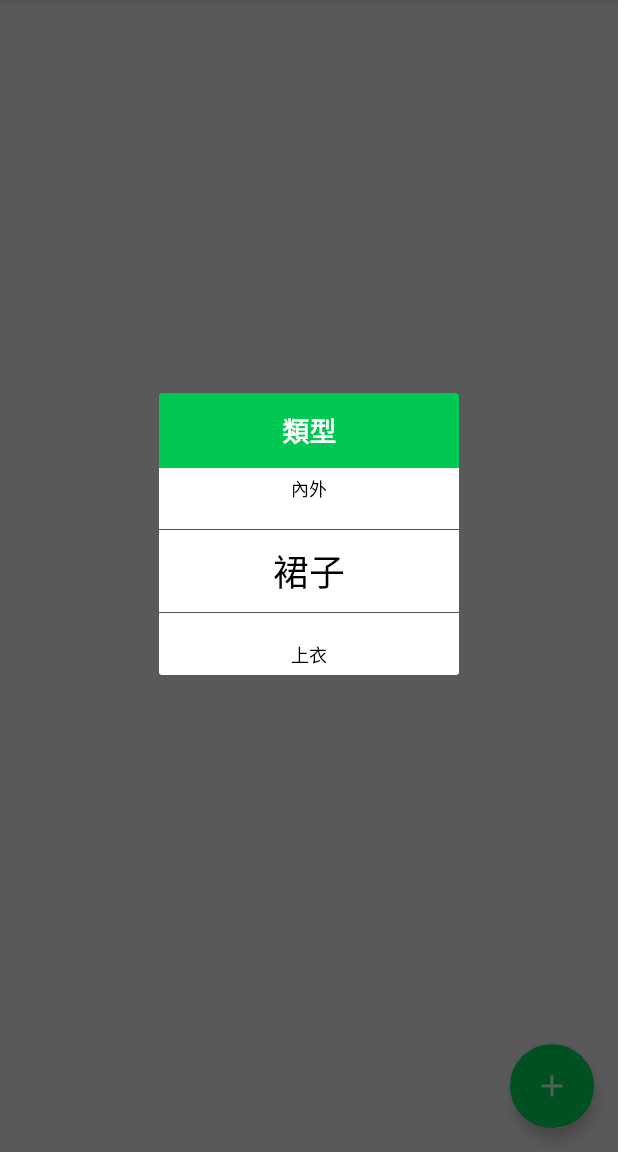
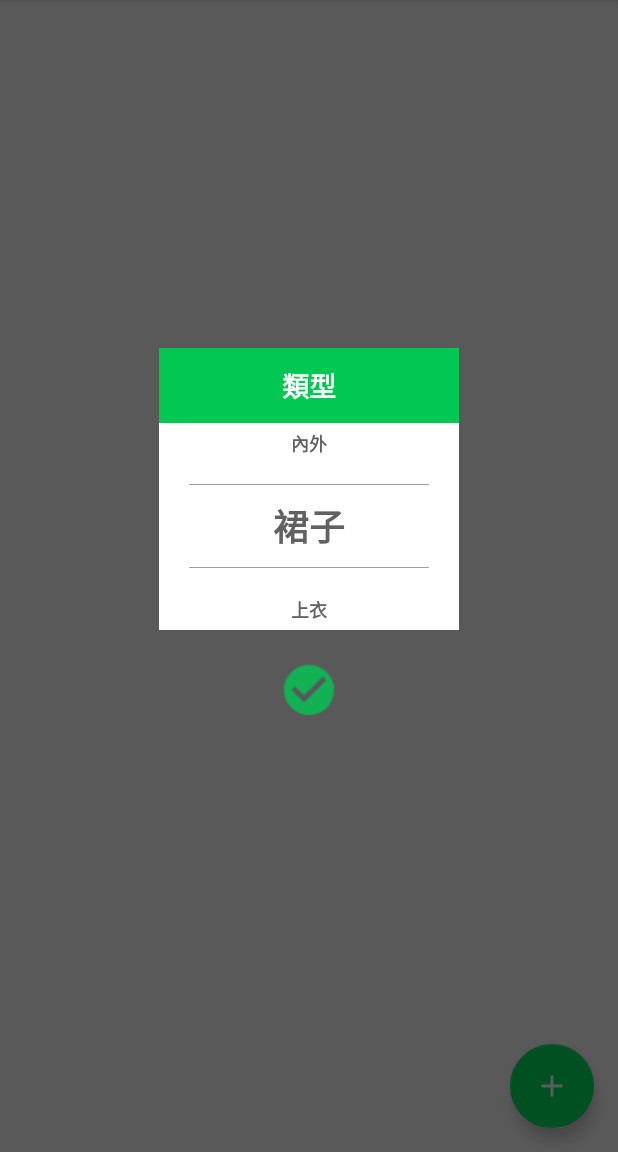
Before and after one commit to jcchen07944/GoodsManager, an Android app: the screen it shows after launch (MainActivity), after a tap on an icon or button, on a phone screen of 412 x 824 dp, the part 84-1236 px from its top. Run offline under Robolectric (Android 15) with nearby library versions, the phone set to English and light mode, and no system bars.

Commit message:
Adjust some color and add button to dialog.

```diff
--- a/app/src/main/java/jcchen/goodsmanager/view/fragment/PurchaseTypeDialogFragment.java
+++ b/app/src/main/java/jcchen/goodsmanager/view/fragment/PurchaseTypeDialogFragment.java
@@ -1,6 +1,8 @@
 package jcchen.goodsmanager.view.fragment;
 
 import android.app.DialogFragment;
+import android.graphics.Color;
+import android.graphics.drawable.ColorDrawable;
 import android.os.Bundle;
 import android.view.LayoutInflater;
 import android.view.View;
@@ -17,6 +19,7 @@ public class PurchaseTypeDialogFragment extends DialogFragment {
     @Override
     public View onCreateView(LayoutInflater inflater, ViewGroup container, Bundle savedInstanceState) {
         View view = inflater.inflate(R.layout.purchase_type_dialog_layout, container);
+        getDialog().getWindow().setBackgroundDrawable(new ColorDrawable(Color.TRANSPARENT));
         return view;
     }
 }
--- /dev/null
+++ b/app/src/main/java/jcchen/goodsmanager/view/widget/RoundedImageView.java
@@ -0,0 +1,41 @@
+package jcchen.goodsmanager.view.widget;
+
+import android.content.Context;
+import android.graphics.Canvas;
+import android.graphics.Path;
+import android.graphics.RectF;
+import android.util.AttributeSet;
+import android.widget.ImageView;
+
+/**
+ * Created by JCChen on 2017/6/8.
+ * Found it from stackoverflow.com
+ */
+
+
+public class RoundedImageView extends ImageView {
+
+    public RoundedImageView(Context context) {
+        super(context);
+    }
+
+    public RoundedImageView(Context context, AttributeSet attrs) {
+        super(context, attrs);
+    }
+
+    public RoundedImageView(Context context, AttributeSet attrs, int defStyle) {
+        super(context, attrs, defStyle);
+    }
+
+    @Override
+    protected void onDraw(Canvas canvas) {
+        float radius = 90.0f; // angle of round corners
+        Path clipPath = new Path();
+        RectF rect = new RectF(0, 0, this.getWidth(), this.getHeight());
+        clipPath.addRoundRect(rect, radius, radius, Path.Direction.CW);
+        canvas.clipPath(clipPath);
+
+        super.onDraw(canvas);
+    }
+
+}
--- /dev/null
+++ b/app/src/main/res/drawable/focus_listview_divider.xml
@@ -0,0 +1,10 @@
+<?xml version="1.0" encoding="UTF-8"?>
+<inset xmlns:android="http://schemas.android.com/apk/res/android"
+    android:insetLeft="20dp"
+    android:insetRight="20dp" >
+    <shape>
+        <solid android:color="@color/colorDivider" />
+        <corners android:radius="2.0dip" />
+    </shape>
+
+</inset>
--- a/app/src/main/res/layout/focus_listview_content.xml
+++ b/app/src/main/res/layout/focus_listview_content.xml
@@ -14,6 +14,7 @@
         android:background="@color/colorObjectBackground"
         android:textColor="@color/colorTextOnBackground"
         android:textSize="16sp"
+        android:textStyle="bold"
         app:layout_constraintStart_toStartOf="parent"
         app:layout_constraintEnd_toEndOf="parent" />
 
--- a/app/src/main/res/layout/purchase_type_dialog_layout.xml
+++ b/app/src/main/res/layout/purchase_type_dialog_layout.xml
@@ -1,5 +1,6 @@
 <?xml version="1.0" encoding="utf-8"?>
 <jcchen.goodsmanager.view.container.PurchaseTypeDialogContainer xmlns:android="http://schemas.android.com/apk/res/android"
+    xmlns:tools="http://schemas.android.com/tools"
     android:layout_width="match_parent"
     android:layout_height="match_parent"
     xmlns:app="http://schemas.android.com/apk/res-auto">
@@ -26,7 +27,19 @@
         app:layout_constraintTop_toBottomOf="@id/purchase_type_title"
         app:layout_constraintStart_toStartOf="parent"
         app:layout_constraintEnd_toEndOf="parent"
-        android:divider="@color/colorDivider"
+        android:divider="@drawable/focus_listview_divider"
         android:dividerHeight="1px" />
 
+    <jcchen.goodsmanager.view.widget.RoundedImageView
+        android:id="@+id/confirm_button"
+        android:layout_width="40dp"
+        android:layout_height="40dp"
+        android:layout_marginTop="20dp"
+        android:background="@android:color/transparent"
+        android:src="@drawable/ic_confirm"
+        android:tint="@color/colorSecondary"
+        app:layout_constraintEnd_toEndOf="parent"
+        app:layout_constraintStart_toStartOf="parent"
+        app:layout_constraintTop_toBottomOf="@id/purchase_type_list" />
+
 </jcchen.goodsmanager.view.container.PurchaseTypeDialogContainer>
--- a/app/src/main/res/values/colors.xml
+++ b/app/src/main/res/values/colors.xml
@@ -10,6 +10,6 @@
     <color name="colorTextOnSecondary">#ffffff</color>
     <color name="colorObjectBackground">#ffffff</color>
     <color name="colorAppBackground">#e0e0e0</color>
-    <color name="colorTextOnBackground">#000000</color>
-    <color name="colorDivider">#555555</color>
+    <color name="colorTextOnBackground">#616161</color>
+    <color name="colorDivider">#9e9e9e</color>
 </resources>
```
Also changed, not shown: app/src/main/res/drawable-v24/ic_launcher_foreground.xml (added, +34 -0 lines), app/src/main/res/drawable/ic_launcher_background.xml (added, +74 -0 lines), app/src/main/res/drawable-hdpi/ic_confirm.png (added), app/src/main/res/drawable-mdpi/ic_confirm.png (added), app/src/main/res/drawable-xhdpi/ic_confirm.png (added), app/src/main/res/drawable-xxhdpi/ic_confirm.png (added), app/src/main/res/drawable-xxxhdpi/ic_confirm.png (added).
